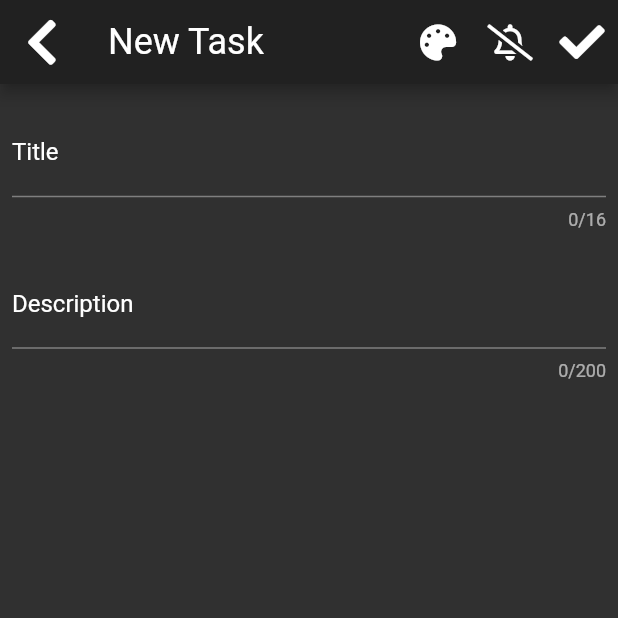
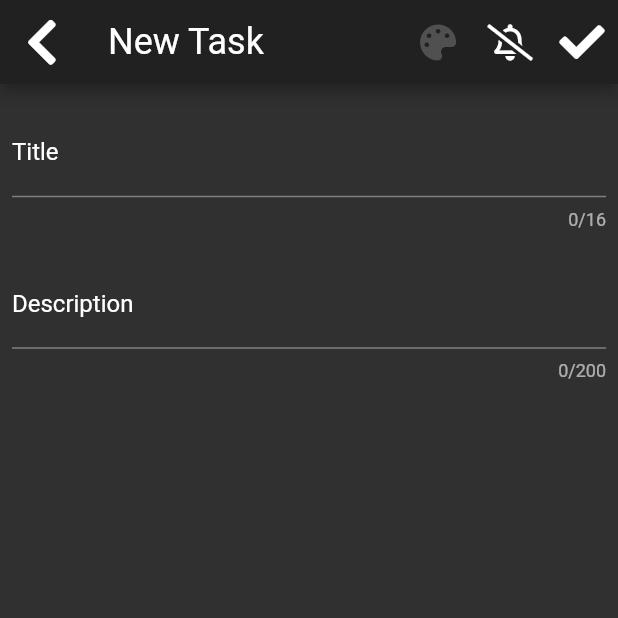
Before and after one commit to ompatel11/todolistApp, a Flutter app: the Add_task screen opened by its route, on a phone screen of 412 x 824 dp, the top half of it. Run offline on Flutter 3.47's test engine with Material 2 defaults, Android fonts, the phone set to English and light mode, and no system bars; our stand-ins replace cloud_firestore, firebase_auth, flutter_spinkit, font_awesome_flutter, google_fonts; accounts and stored records are empty.

Commit message:
Pallete color changes on selecting colors.

```diff
--- a/todo/lib/Screens/add_task.dart
+++ b/todo/lib/Screens/add_task.dart
@@ -16,7 +16,7 @@ class _Add_taskState extends State<Add_task> {
   TimeOfDay picked;
   String title;
   String descp;
-  String taskcolor="0xff303030";
+  String taskcolor="0xff505050";
   final snackBar =  SnackBar(content: Text("Cannot leave title empty."));
   final GlobalKey<ScaffoldState> _scaffoldKey = new GlobalKey<ScaffoldState>();
 
@@ -57,7 +57,7 @@ class _Add_taskState extends State<Add_task> {
               color: Colors.white
             ),),
         actions: [
-          IconButton(icon: FaIcon(FontAwesomeIcons.palette),color: Colors.white,
+          IconButton(icon: FaIcon(FontAwesomeIcons.palette),color: Color(int.parse(taskcolor)),
            onPressed: () async {
                 final BackColor colorName = await _asyncSimpleDialog(context);
                 print("Selected BackColor is $colorName");
--- a/todo/lib/Screens/home/home.dart
+++ b/todo/lib/Screens/home/home.dart
@@ -85,8 +85,11 @@ class _DefaultScreenState extends State<DefaultScreen> {
 
 
  Widget buildTaskCard(BuildContext context, DocumentSnapshot task) {
-    return new Container(
+    return  Container(
       child: Card(
+        shape: RoundedRectangleBorder(
+          borderRadius: BorderRadius.circular(10.0),
+        ),
         color: task['taskcolor']==null?Colors.blueAccent: Color(int.parse(task['taskcolor'])),
         child: Padding(
           padding: const EdgeInsets.all(16.0),
@@ -96,7 +99,6 @@ class _DefaultScreenState extends State<DefaultScreen> {
                 padding: const EdgeInsets.only(top: 8.0),
                 child: Row(children: <Widget>[
                   Text(task['title']==null? "N/A":task['title'], style: new TextStyle(fontSize: 28.0),),
-
                 ]),
               ),
              Padding(
```
